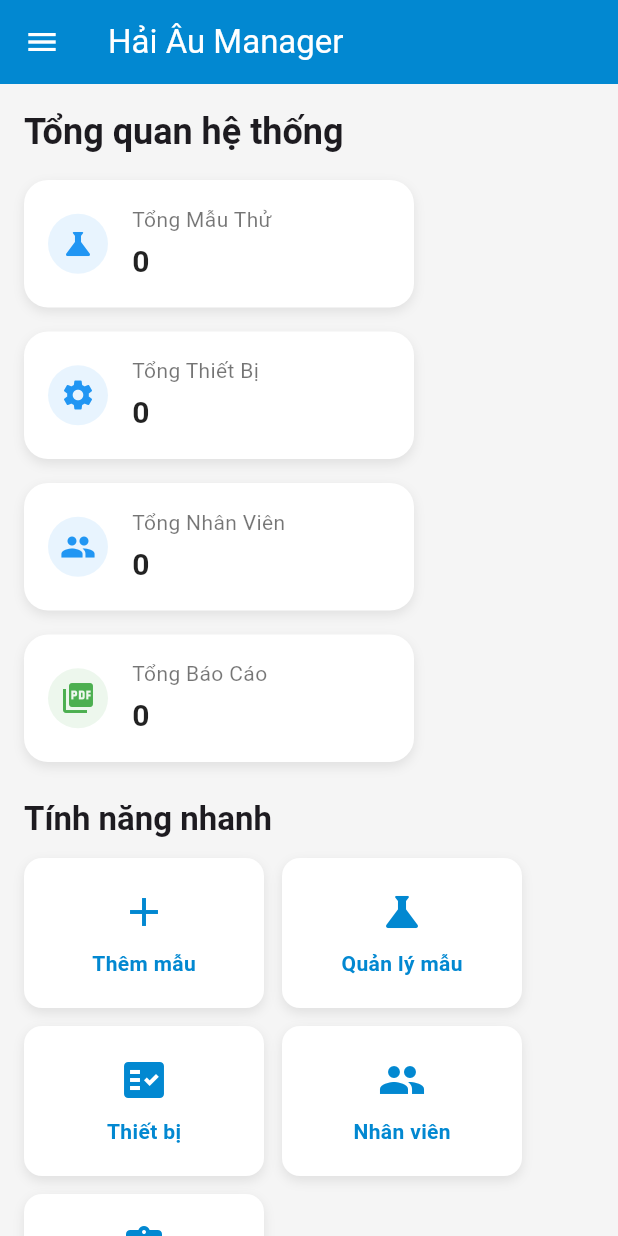
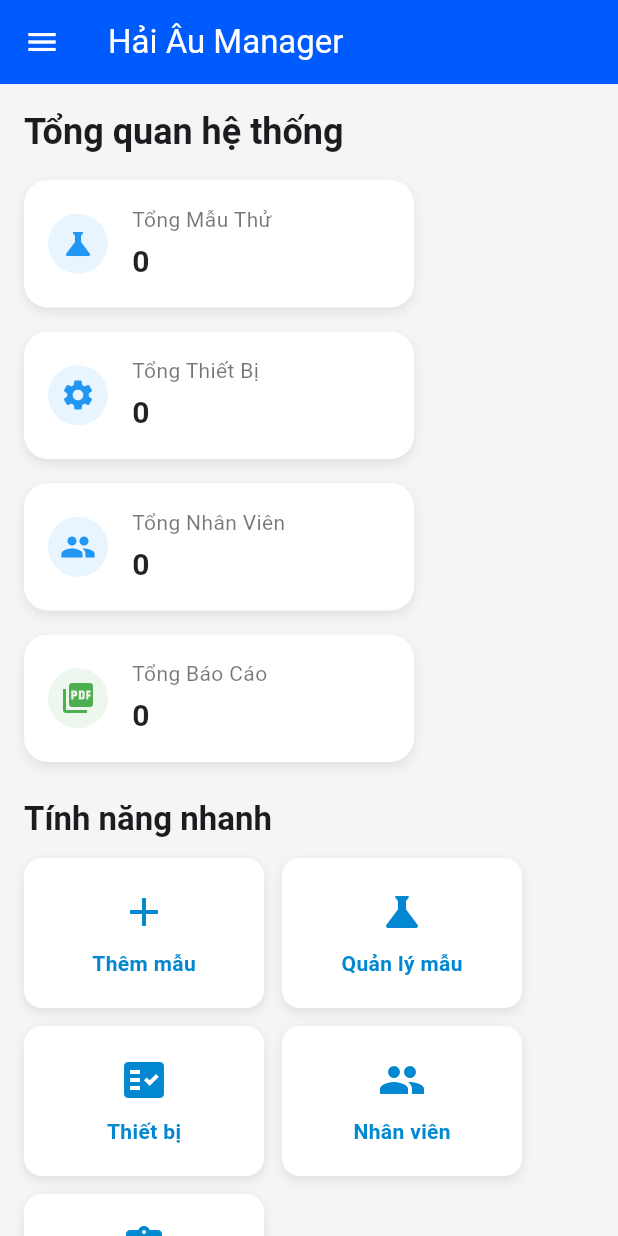
Before and after one commit to Phamdinhchuong1001/flutter_haiau, a Flutter app: the DashboardScreen screen opened directly, on a phone screen of 412 x 824 dp. Run offline on Flutter 3.47's test engine with Material 3 defaults, Android fonts, the light colour scheme and no system bars; our stand-ins replace cloud_firestore, firebase_auth, firebase_core; accounts and stored records are empty.

Commit message:
fix lại 1 chút

```diff
--- a/lib/screens/dashboard_screen.dart
+++ b/lib/screens/dashboard_screen.dart
@@ -26,8 +26,39 @@ class _DashboardScreenState extends State<DashboardScreen> {
   ];
 
   void _onSelectPage(int index, {bool closeDrawer = false}) {
-    setState(() => _selectedIndex = index);
+    final isWide = MediaQuery.of(context).size.width > 800;
+
     if (closeDrawer) Navigator.pop(context);
+
+    if (isWide) {
+      // Web: chỉ đổi nội dung
+      setState(() => _selectedIndex = index);
+    } else {
+      // Mobile: mở trang riêng với AppBar riêng
+      Widget? page;
+      switch (index) {
+        case 0:
+          page = const DashboardScreen();
+          break;
+        case 1:
+          page = const SampleScreen();
+          break;
+        case 2:
+          page = const DeviceScreen();
+          break;
+        case 3:
+          page = const UserManagementScreen();
+          break;
+        case 4:
+          page = Center(child: Text('Trang Báo Cáo'));
+          break;
+        default:
+          page = null;
+      }
+      if (page != null) {
+        Navigator.push(context, MaterialPageRoute(builder: (_) => page!));
+      }
+    }
   }
 
   @override
@@ -39,7 +70,7 @@ class _DashboardScreenState extends State<DashboardScreen> {
       appBar: isWide
           ? null
           : AppBar(
-              backgroundColor: Colors.lightBlue.shade700,
+              backgroundColor: const Color(0xFF005BFF),
               title: const Text(
                 'Hải Âu Manager',
                 style: TextStyle(color: Colors.white),
@@ -63,12 +94,12 @@ class _DashboardScreenState extends State<DashboardScreen> {
   Widget _buildSidebar({bool isDrawer = false}) {
     return Container(
       width: 250,
-      color: Color(0xFF005BFF),
+      color: const Color(0xFF005BFF),
       child: ListView(
         padding: EdgeInsets.zero,
         children: [
           DrawerHeader(
-            decoration: BoxDecoration(color: Color(0xFF005BFF)),
+            decoration: const BoxDecoration(color: Color(0xFF005BFF)),
             child: Column(
               mainAxisAlignment: MainAxisAlignment.center,
               children: [
@@ -194,11 +225,55 @@ class DashboardContent extends StatelessWidget {
             spacing: 12,
             runSpacing: 12,
             children: [
-              _QuickButton(icon: Icons.add, label: 'Thêm mẫu'),
-              _QuickButton(icon: Icons.science, label: 'Quản lý mẫu'),
-              _QuickButton(icon: Icons.fact_check, label: 'Thiết bị'),
-              _QuickButton(icon: Icons.group, label: 'Nhân viên'),
-              _QuickButton(icon: Icons.assignment, label: 'Báo cáo'),
+              _QuickButton(
+                icon: Icons.add,
+                label: 'Thêm mẫu',
+                onTap: () {
+                  Navigator.push(
+                    context,
+                    MaterialPageRoute(builder: (_) => const SampleScreen()),
+                  );
+                },
+              ),
+              _QuickButton(
+                icon: Icons.science,
+                label: 'Quản lý mẫu',
+                onTap: () {
+                  Navigator.push(
+                    context,
+                    MaterialPageRoute(builder: (_) => const SampleScreen()),
+                  );
+                },
+              ),
+              _QuickButton(
+                icon: Icons.fact_check,
+                label: 'Thiết bị',
+                onTap: () {
+                  Navigator.push(
+                    context,
+                    MaterialPageRoute(builder: (_) => const DeviceScreen()),
+                  );
+                },
+              ),
+              _QuickButton(
+                icon: Icons.group,
+                label: 'Nhân viên',
+                onTap: () {
+                  Navigator.push(
+                    context,
+                    MaterialPageRoute(
+                      builder: (_) => const UserManagementScreen(),
+                    ),
+                  );
+                },
+              ),
+              _QuickButton(
+                icon: Icons.assignment,
+                label: 'Báo cáo',
+                onTap: () {
+                  // TODO: thêm màn hình báo cáo khi có
+                },
+              ),
             ],
           ),
         ],
@@ -359,13 +434,19 @@ class _InfoCard extends StatelessWidget {
 class _QuickButton extends StatelessWidget {
   final IconData icon;
   final String label;
-  const _QuickButton({required this.icon, required this.label});
+  final VoidCallback onTap;
+
+  const _QuickButton({
+    required this.icon,
+    required this.label,
+    required this.onTap,
+  });
 
   @override
   Widget build(BuildContext context) {
     return InkWell(
       borderRadius: BorderRadius.circular(12),
-      onTap: () {},
+      onTap: onTap,
       child: Container(
         width: 160,
         padding: const EdgeInsets.symmetric(vertical: 20),
```
